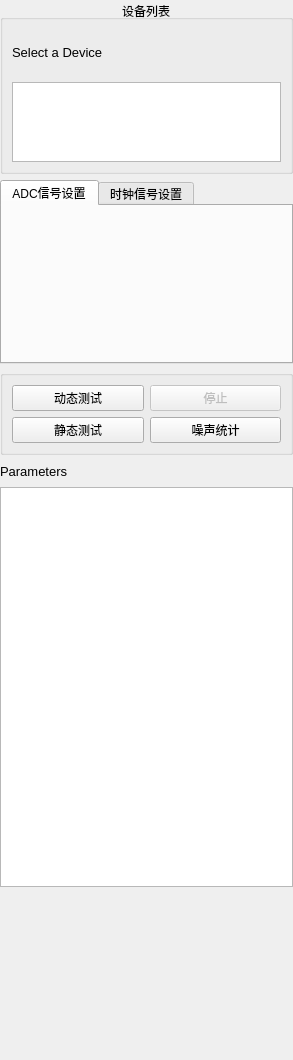
Before: the Qt Designer form soft/zebra-scope-4x/ControlPanel.ui in Quenii/ADCEVM, drawn with Qt 5.
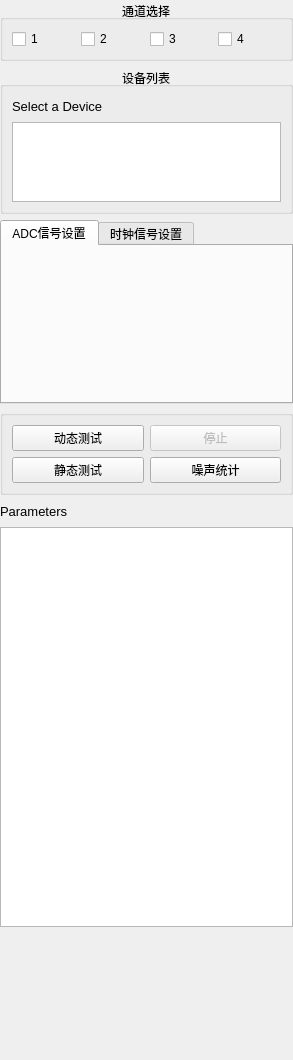
After: the same form once the commit is applied. Custom widgets are drawn as their Qt base class.

What changed in the file:
```diff
--- a/soft/zebra-scope-4x/ControlPanel.ui
+++ b/soft/zebra-scope-4x/ControlPanel.ui
@@ -17,6 +17,46 @@
    <property name="margin">
     <number>0</number>
    </property>
+   <item>
+    <widget class="QGroupBox" name="groupBox">
+     <property name="title">
+      <string>通道选择</string>
+     </property>
+     <property name="alignment">
+      <set>Qt::AlignCenter</set>
+     </property>
+     <layout class="QHBoxLayout" name="horizontalLayout_3">
+      <item>
+       <widget class="QCheckBox" name="checkBox">
+        <property name="text">
+         <string>1</string>
+        </property>
+       </widget>
+      </item>
+      <item>
+       <widget class="QCheckBox" name="checkBox_2">
+        <property name="text">
+         <string>2</string>
+        </property>
+       </widget>
+      </item>
+      <item>
+       <widget class="QCheckBox" name="checkBox_3">
+        <property name="text">
+         <string>3</string>
+        </property>
+       </widget>
+      </item>
+      <item>
+       <widget class="QCheckBox" name="checkBox_4">
+        <property name="text">
+         <string>4</string>
+        </property>
+       </widget>
+      </item>
+     </layout>
+    </widget>
+   </item>
    <item>
     <widget class="QGroupBox" name="groupBox_DeviceList">
      <property name="title">
```
